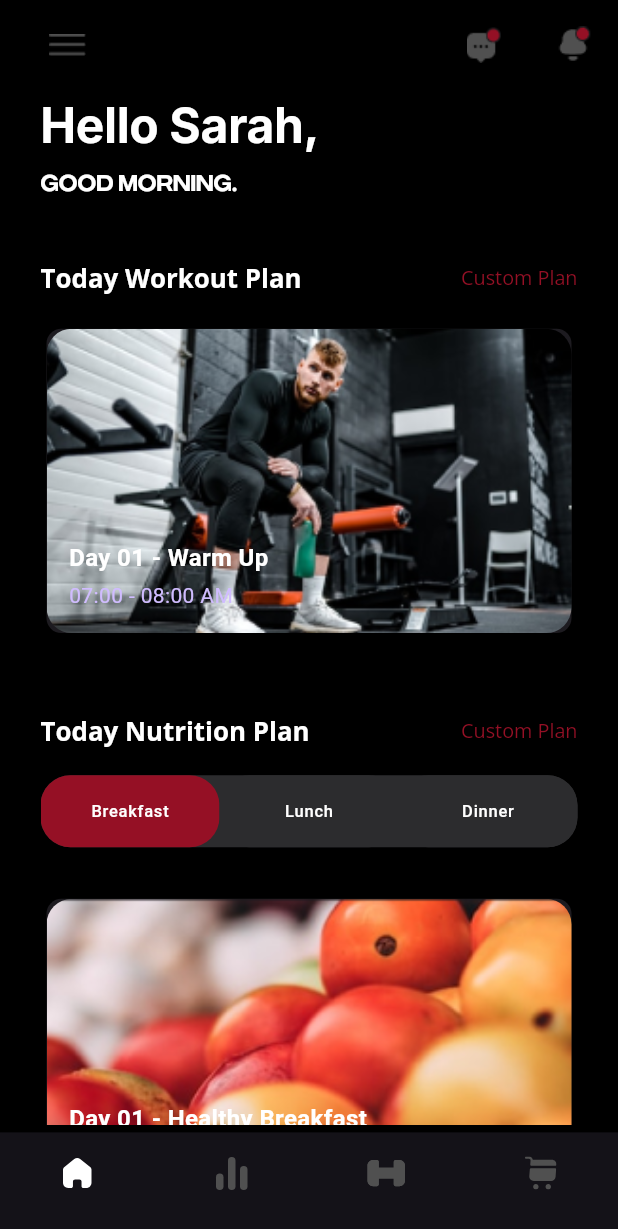
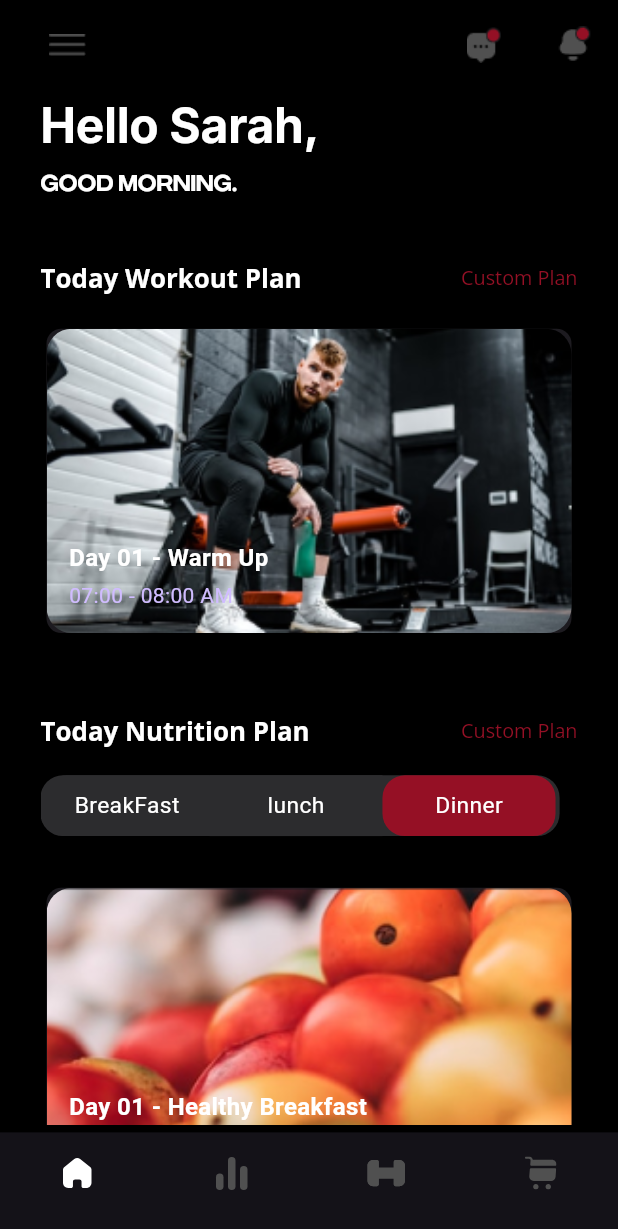
Before and after one commit to amr-elzohairy/90Hub-GYM, a Flutter app: the HomeView screen opened by its route, after a tap on "Dinner", on a phone screen of 412 x 824 dp. Shown: the top 1229 px of the screen. Run offline on Flutter 3.47's test engine with Material 3 defaults, Android fonts, the phone set to English and light mode, and no system bars; our stand-ins replace bloc, flutter_bloc, flutter_screenutil, flutter_svg, go_router, google_fonts and 1 more; missing offline and left inert: dart:ffi.

Commit message:
Buttons row clickable now

```diff
--- a/lib/features/home/logic/home_cubit/home_cubit.dart
+++ b/lib/features/home/logic/home_cubit/home_cubit.dart
@@ -1,3 +1,5 @@
+import 'dart:ffi';
+
 import 'package:bloc/bloc.dart';
 
 part 'home_state.dart';
@@ -7,6 +9,8 @@ class HomeCubit extends Cubit<HomeState> {
   int index = 0;
 
   bool isSelected = false;
+  bool isSelectedtwo = false;
+  bool isSelectedthree = false;
   String selectedMeal = "";
 
   void changeIndex(int newIndex) {
@@ -15,4 +19,20 @@ class HomeCubit extends Cubit<HomeState> {
     emit(NavigationBarIndex());
   }
 
+  void changeColor(String meal) {
+    if (meal == "Breakfast") {
+      isSelected = true;
+      isSelectedthree = false;
+      isSelectedtwo = false;
+    } else if (meal == "Lunch") {
+      isSelected = false;
+      isSelectedthree = false;
+      isSelectedtwo = true;
+    } else {
+      isSelected = false;
+      isSelectedthree = true;
+      isSelectedtwo = false;
+    }
+    emit(ColorChanged());
+  }
 }
--- a/lib/features/home/logic/home_cubit/home_state.dart
+++ b/lib/features/home/logic/home_cubit/home_state.dart
@@ -5,3 +5,4 @@ sealed class HomeState {}
 final class HomeCubitInitial extends HomeState {}
 
 final class NavigationBarIndex extends HomeState {}
+final class ColorChanged extends HomeState {}
--- /dev/null
+++ b/lib/features/home/ui/widgets/buttons_row.dart
@@ -0,0 +1,112 @@
+import 'package:flutter/material.dart';
+import 'package:flutter_bloc/flutter_bloc.dart';
+import 'package:flutter_screenutil/flutter_screenutil.dart';
+import 'package:hubmaster/core/themes/app_colors.dart';
+import 'package:hubmaster/features/home/logic/home_cubit/home_cubit.dart';
+
+class ButtonsRow extends StatelessWidget {
+  const ButtonsRow({
+    super.key,
+  });
+
+  @override
+  Widget build(BuildContext context) {
+    return BlocBuilder<HomeCubit, HomeState>(
+      builder: (context, state) {
+        return Container(
+          width: 315.w,
+          decoration: BoxDecoration(
+            borderRadius: BorderRadius.circular(15),
+            color: const Color(0xff2C2C2E),
+          ),
+          child: Row(
+            mainAxisAlignment: MainAxisAlignment.center,
+            children: [
+              GestureDetector(
+                onTap: () {
+                  context.read<HomeCubit>().changeColor("Breakfast");
+                },
+                child: AnimatedContainer(
+                  height: 40.h,
+                  width: 100.w,
+                  decoration: BoxDecoration(
+                    color: context.read<HomeCubit>().isSelected
+                        ? AppColors.darkRed
+                        : const Color(0xff2C2C2E),
+                    borderRadius: context.read<HomeCubit>().isSelected
+                        ? BorderRadius.circular(15)
+                        : const BorderRadius.only(
+                            topLeft: Radius.circular(15),
+                            bottomLeft: Radius.circular(15),
+                          ),
+                  ),
+                  duration: const Duration(milliseconds: 250),
+                  child: Center(
+                    child: Text(
+                      "BreakFast",
+                      style: TextStyle(fontSize: 15.sp),
+                    ),
+                  ),
+                ),
+              ),
+              GestureDetector(
+                onTap: () {
+                  context.read<HomeCubit>().changeColor("Lunch");
+                },
+                child: AnimatedContainer(
+                  height: 40.h,
+                  width: 105.w,
+                  decoration: BoxDecoration(
+                    borderRadius: context.read<HomeCubit>().isSelectedtwo
+                        ? BorderRadius.circular(15)
+                        : const BorderRadius.only(
+                            topLeft: Radius.circular(0),
+                            bottomLeft: Radius.circular(0),
+                          ),
+                    color: context.read<HomeCubit>().isSelectedtwo
+                        ? AppColors.darkRed
+                        : const Color(0xff2C2C2E),
+                  ),
+                  duration: const Duration(milliseconds: 250),
+                  child: Center(
+                    child: Text(
+                      "lunch",
+                      style: TextStyle(fontSize: 15.sp),
+                    ),
+                  ),
+                ),
+              ),
+              GestureDetector(
+                onTap: () {
+                  context.read<HomeCubit>().changeColor("Dinner");
+                },
+                child: AnimatedContainer(
+                  height: 40.h,
+                  width: 105.w,
+                  decoration: BoxDecoration(
+                    color: context.read<HomeCubit>().isSelectedthree
+                        ? AppColors.darkRed
+                        : const Color(0xff2C2C2E),
+                    borderRadius: context.read<HomeCubit>().isSelectedthree
+                        ? BorderRadius.circular(15)
+                        : const BorderRadius.only(
+                            topRight: Radius.circular(15),
+                            bottomRight: Radius.circular(15),
+                          ),
+                  ),
+                  duration: const Duration(milliseconds: 250),
+                  child: Center(
+                    child: Text(
+                      "Dinner",
+                      style: TextStyle(fontSize: 15.sp),
+                    ),
+                  ),
+                ),
+              ),
+            ],
+          ),
+        );
+      },
+    );
+  }
+}
--- a/lib/features/home/ui/widgets/home_view_body.dart
+++ b/lib/features/home/ui/widgets/home_view_body.dart
@@ -2,6 +2,7 @@ import 'package:flutter/material.dart';
 import 'package:flutter_screenutil/flutter_screenutil.dart';
 import 'package:hubmaster/core/helpers/spacing.dart';
 import 'package:hubmaster/core/themes/app_colors.dart';
+import 'package:hubmaster/features/home/ui/widgets/buttons_row.dart';
 
 class HomeViewBody extends StatelessWidget {
   const HomeViewBody({
@@ -96,10 +97,7 @@ class HomeViewBody extends StatelessWidget {
                 children: [
                   Text(
                     "Today Workout Plan",
-                    style: Theme.of(context)
-                        .textTheme
-                        .displayMedium!
-                        .copyWith(
+                    style: Theme.of(context).textTheme.displayMedium!.copyWith(
                         fontSize: 17.sp,
                         fontWeight: FontWeight.w700,
                         fontFamily: 'Open Sans'),
@@ -107,10 +105,7 @@ class HomeViewBody extends StatelessWidget {
                   GestureDetector(
                     child: Text(
                       "Custom Plan",
-                      style: Theme.of(context)
-                          .textTheme
-                          .displaySmall!
-                          .copyWith(
+                      style: Theme.of(context).textTheme.displaySmall!.copyWith(
                           color: AppColors.darkRed,
                           fontSize: 13.sp,
                           fontWeight: FontWeight.w400,
@@ -181,10 +176,7 @@ class HomeViewBody extends StatelessWidget {
                 children: [
                   Text(
                     "Today Nutrition Plan",
-                    style: Theme.of(context)
-                        .textTheme
-                        .displayMedium!
-                        .copyWith(
+                    style: Theme.of(context).textTheme.displayMedium!.copyWith(
                         fontSize: 17.sp,
                         fontWeight: FontWeight.w700,
                         fontFamily: 'Open Sans'),
@@ -208,56 +200,7 @@ class HomeViewBody extends StatelessWidget {
               const SizedBox(
                 height: 20,
               ),
-              Container(
-                decoration: BoxDecoration(
-                  borderRadius: BorderRadius.circular(20.0),
-                  color: const Color(0xFF2C2C2E),
-                ),
-                child: Row(
-                  mainAxisAlignment: MainAxisAlignment.spaceAround,
-                  children: [
-                    Expanded(
-                      child: Container(
-                        decoration: BoxDecoration(
-                          borderRadius: BorderRadius.circular(20.0),
-                          color: const Color(0xFF951025),
-                        ),
-                        child: TextButton(
-                          onPressed: () {},
-                          child: Text("Breakfast",
-                              style: Theme.of(context).textTheme.labelSmall),
-                        ),
-                      ),
-                    ),
-                    Expanded(
-                      child: Container(
-                        decoration: BoxDecoration(
-                          borderRadius: BorderRadius.circular(20.0),
-                          color: const Color(0xFF2C2C2E),
-                        ),
-                        child: TextButton(
-                          onPressed: () {},
-                          child: Text("Lunch",
-                              style: Theme.of(context).textTheme.labelSmall),
-                        ),
-                      ),
-                    ),
-                    Expanded(
-                      child: Container(
-                        decoration: BoxDecoration(
-                          borderRadius: BorderRadius.circular(20.0),
-                          color: const Color(0xFF2C2C2E),
-                        ),
-                        child: TextButton(
-                          onPressed: () {},
-                          child: Text("Dinner",
-                              style: Theme.of(context).textTheme.labelSmall),
-                        ),
-                      ),
-                    ),
-                  ],
-                ),
-              ),
+              const ButtonsRow(),
               verticalSpace(30),
               Card(
                 elevation: 4,
```
Also changed, not shown: lib/features/home/ui/home_view.dart (+4 -7 lines). Lines whose indentation alone changed are shown as unchanged.
